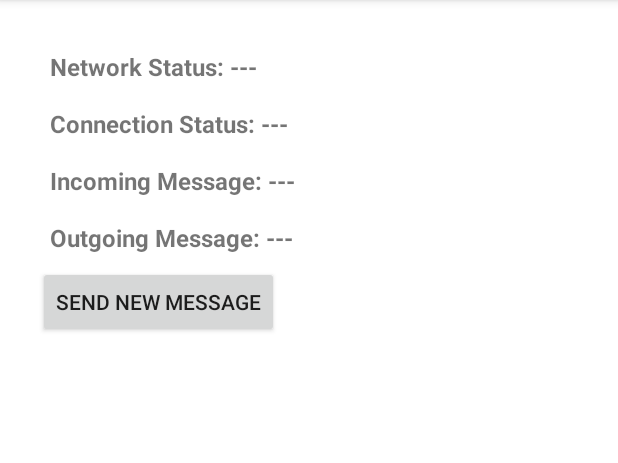
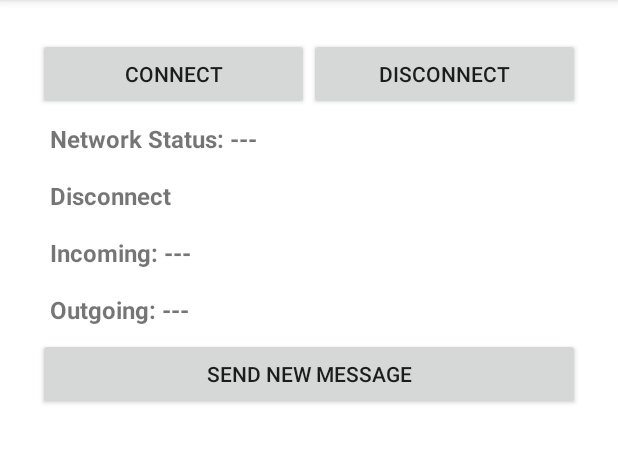
Before and after one commit to HamidrezaAmz/MagicalXmppSDK, an Android app: the screen it shows after launch (MainActivity), after a tap on "SEND NEW MESSAGE", on a phone screen of 412 x 824 dp, the part 84-547 px from its top. Run offline under Robolectric (Android 15) with nearby library versions, the phone set to English and light mode, and no system bars; 2 statements that could not run were skipped; 2 other taps on this screen came first.

```diff
--- a/app/build.gradle
+++ b/app/build.gradle
@@ -1,7 +1,5 @@
-plugins {
-    id 'com.android.application'
-    id 'kotlin-android'
-}
+apply plugin: 'com.android.application'
+apply plugin: 'kotlin-android'
 
 android {
     compileSdkVersion 30
--- a/app/src/main/java/ir/vasl/magicalxmppsdk/MainActivity.kt
+++ b/app/src/main/java/ir/vasl/magicalxmppsdk/MainActivity.kt
@@ -1,6 +1,7 @@
 package ir.vasl.magicalxmppsdk
 
 import android.os.Bundle
+import android.util.Log
 import android.view.View
 import androidx.appcompat.app.AppCompatActivity
 import ir.vasl.magicalxmppsdk.databinding.ActivityMainBinding
@@ -14,6 +15,7 @@ import ir.vasl.magicalxmppsdk.repository.model.MagicalOutgoingMessage
 
 class MainActivity : AppCompatActivity(), MagicalXmppSDKInterface, View.OnClickListener {
 
+    private val TAG = "MainActivity"
     private lateinit var binding: ActivityMainBinding
     private lateinit var magicalXmppSDKInstance: MagicalXmppSDK
 
@@ -22,24 +24,11 @@ class MainActivity : AppCompatActivity(), MagicalXmppSDKInterface, View.OnClickL
         binding = ActivityMainBinding.inflate(layoutInflater)
         setContentView(binding.root)
 
-        binding.buttonSendNewMessage.setOnClickListener(this)
+        binding.buttonConnect.setOnClickListener(this)
+        binding.buttonDisconnect.setOnClickListener(this)
+        binding.buttonNewMessage.setOnClickListener(this)
 
-        magicalXmppSDKInstance = MagicalXmppSDK.Builder(this@MainActivity)
-            .setUsername(PublicValue.TEST_USERNAME)
-            .setPassword(PublicValue.TEST_PASSWORD)
-            .setDomain(PublicValue.TEST_DOMAIN)
-            .setHost(PublicValue.TEST_HOST)
-            .setPort(PublicValue.TEST_PORT)
-            .setCallback(this)
-            .build()
-    }
-
-    override fun onClick(v: View?) {
-        when (v?.id) {
-            R.id.button_send_new_message -> {
-                sendNewMessage()
-            }
-        }
+        initializeXMPPSDK()
     }
 
     override fun onNetworkStatusChanged(networkStatus: NetworkStatus) {
@@ -52,22 +41,35 @@ class MainActivity : AppCompatActivity(), MagicalXmppSDKInterface, View.OnClickL
 
     override fun onNewIncomingMessage(magicalIncomingMessage: MagicalIncomingMessage) {
         binding.textViewConnectionIncomingMessage.text =
-            "Incoming Message: ${magicalIncomingMessage.message}"
+            "Incoming: ${magicalIncomingMessage.message}"
     }
 
     override fun onNewOutgoingMessage(magicalOutgoingMessage: MagicalOutgoingMessage) {
         binding.textViewConnectionOutgoingMessage.text =
-            "Outgoing Message: ${magicalOutgoingMessage.message}"
+            "Outgoing: ${magicalOutgoingMessage.message}"
+    }
+
+    private fun initializeXMPPSDK() {
+        magicalXmppSDKInstance = MagicalXmppSDK.Builder(this@MainActivity)
+            .setUsername(PublicValue.TEST_USERNAME)
+            .setPassword(PublicValue.TEST_PASSWORD)
+            .setDomain(PublicValue.TEST_DOMAIN)
+            .setHost(PublicValue.TEST_HOST)
+            .setPort(PublicValue.TEST_PORT)
+            .setCallback(this)
+            .build()
     }
 
     private fun sendNewMessage() {
 
+        if (!::magicalXmppSDKInstance.isInitialized)
+            return
+
         val messageCode = IdGeneratorHelper.getRandomId()
-
         magicalXmppSDKInstance.sendNewMessage(
             MagicalOutgoingMessage(
                 id = IdGeneratorHelper.getRandomId(),
-                message = "NEW MESSAGE: $messageCode",
+                message = "Message: $messageCode",
                 from = PublicValue.TEST_USERNAME,
                 to = PublicValue.TEST_TARGET_USERNAME
             )
@@ -76,7 +78,37 @@ class MainActivity : AppCompatActivity(), MagicalXmppSDKInterface, View.OnClickL
 
     override fun onDestroy() {
         super.onDestroy()
-        magicalXmppSDKInstance.disconnect()
+        if (::magicalXmppSDKInstance.isInitialized)
+            magicalXmppSDKInstance.disconnect()
     }
 
+    override fun onClick(view: View?) {
+        when (view?.id) {
+            R.id.button_connect -> {
+                initializeXMPPSDK()
+            }
+            R.id.button_disconnect -> {
+                if (::magicalXmppSDKInstance.isInitialized)
+                    magicalXmppSDKInstance.disconnect()
+                refreshView()
+            }
+            R.id.button_new_message -> {
+                if (::magicalXmppSDKInstance.isInitialized &&
+                    magicalXmppSDKInstance.getConnectionStatus() == ConnectionStatus.AUTHENTICATED
+                ) {
+                    sendNewMessage()
+                } else {
+                    Log.i(TAG, "onClick: ${magicalXmppSDKInstance.getConnectionStatus().name}.")
+                }
+            }
+        }
+    }
+
+    fun refreshView() {
+        binding.textViewConnectionStatus.text = "Disconnect"
+        binding.textViewConnectionIncomingMessage.text = "Incoming: --- "
+        binding.textViewConnectionOutgoingMessage.text = "Outgoing: ---"
+    }
+
+
 }
--- a/app/src/main/res/layout/activity_main.xml
+++ b/app/src/main/res/layout/activity_main.xml
@@ -6,6 +6,34 @@
     android:layout_height="match_parent"
     android:padding="25dp"
     tools:context=".MainActivity">
+
+    <androidx.constraintlayout.widget.ConstraintLayout
+        android:id="@+id/constraintLayout_connection_holder"
+        android:layout_width="0dp"
+        android:layout_height="wrap_content"
+        app:layout_constraintEnd_toEndOf="parent"
+        app:layout_constraintStart_toStartOf="parent"
+        app:layout_constraintTop_toTopOf="parent">
+
+        <androidx.appcompat.widget.AppCompatButton
+            android:id="@+id/button_connect"
+            android:layout_width="0dp"
+            android:layout_height="wrap_content"
+            android:text="CONNECT"
+            app:layout_constraintStart_toStartOf="parent"
+            app:layout_constraintTop_toTopOf="parent"
+            app:layout_constraintWidth_percent="0.5" />
+
+        <androidx.appcompat.widget.AppCompatButton
+            android:id="@+id/button_disconnect"
+            android:layout_width="0dp"
+            android:layout_height="wrap_content"
+            android:text="DISCONNECT"
+            app:layout_constraintEnd_toEndOf="parent"
+            app:layout_constraintTop_toTopOf="parent"
+            app:layout_constraintWidth_percent="0.5" />
+
+    </androidx.constraintlayout.widget.ConstraintLayout>
 
     <TextView
         android:id="@+id/textView_network_status"
@@ -16,7 +44,7 @@
         android:textSize="16sp"
         android:textStyle="bold"
         app:layout_constraintStart_toStartOf="parent"
-        app:layout_constraintTop_toTopOf="parent" />
+        app:layout_constraintTop_toBottomOf="@id/constraintLayout_connection_holder" />
 
     <TextView
         android:id="@+id/textView_connection_status"
@@ -52,10 +80,11 @@
         app:layout_constraintTop_toBottomOf="@id/textView_connection_incoming_message" />
 
     <androidx.appcompat.widget.AppCompatButton
-        android:id="@+id/button_send_new_message"
-        android:layout_width="wrap_content"
+        android:id="@+id/button_new_message"
+        android:layout_width="0dp"
         android:layout_height="wrap_content"
         android:text="SEND NEW MESSAGE"
+        app:layout_constraintEnd_toEndOf="parent"
         app:layout_constraintStart_toStartOf="parent"
         app:layout_constraintTop_toBottomOf="@id/textView_connection_outgoing_message" />
 
--- a/build.gradle
+++ b/build.gradle
@@ -7,7 +7,7 @@ buildscript {
     }
 
     dependencies {
-        classpath "com.android.tools.build:gradle:4.2.2"
+        classpath 'com.android.tools.build:gradle:7.0.3'
         classpath "org.jetbrains.kotlin:kotlin-gradle-plugin:1.5.10"
 
         // NOTE: Do not place your application dependencies here; they belong
--- a/magicalxmppsdk/src/main/java/ir/vasl/magicalxmppsdk/repository/PublicValue.kt
+++ b/magicalxmppsdk/src/main/java/ir/vasl/magicalxmppsdk/repository/PublicValue.kt
@@ -3,10 +3,12 @@ package ir.vasl.magicalxmppsdk.repository
 class PublicValue {
     companion object {
         const val TAG = "xx-magicalxmppsdk"
-        const val DEFAULT_USERNAME: String = "reza"
-        const val DEFAULT_PASSWORD: String = "123456"
+
+        const val DEFAULT_USERNAME: String = "6104e62869948e2cb943e8e9---23bda4fd-dacb-4c15-854f-6bd69fbddba4"
+        const val DEFAULT_PASSWORD: String = "87e54b33-61ac-41cd-a598-b29ab08881a0"
         const val DEFAULT_DOMAIN: String = "jitsi.tarhvareh.com"
         const val DEFAULT_HOST: String = "jitsi.tarhvareh.com"
+
         const val DEFAULT_PORT: Int = 5222
     }
 }
--- a/magicalxmppsdk/src/main/java/ir/vasl/magicalxmppsdk/repository/helper/smackBridge/SmackConnectionBridge.kt
+++ b/magicalxmppsdk/src/main/java/ir/vasl/magicalxmppsdk/repository/helper/smackBridge/SmackConnectionBridge.kt
@@ -159,7 +159,7 @@ class SmackConnectionBridge private constructor(builder: Builder) : ConnectionLi
         else if (connection.isAuthenticated.not())
             ConnectionStatus.DISCONNECTED
         else if (connection.isConnected && connection.isAuthenticated)
-            ConnectionStatus.CONNECTED
+            ConnectionStatus.AUTHENTICATED
         else
             ConnectionStatus.UNKNOWN
     }
```
Also changed, not shown: app/src/main/java/ir/vasl/magicalxmppsdk/repository/PublicValue.kt (+11 -4 lines), magicalxmppsdk/build.gradle (+19 -6 lines), gradle/wrapper/gradle-wrapper.properties.
